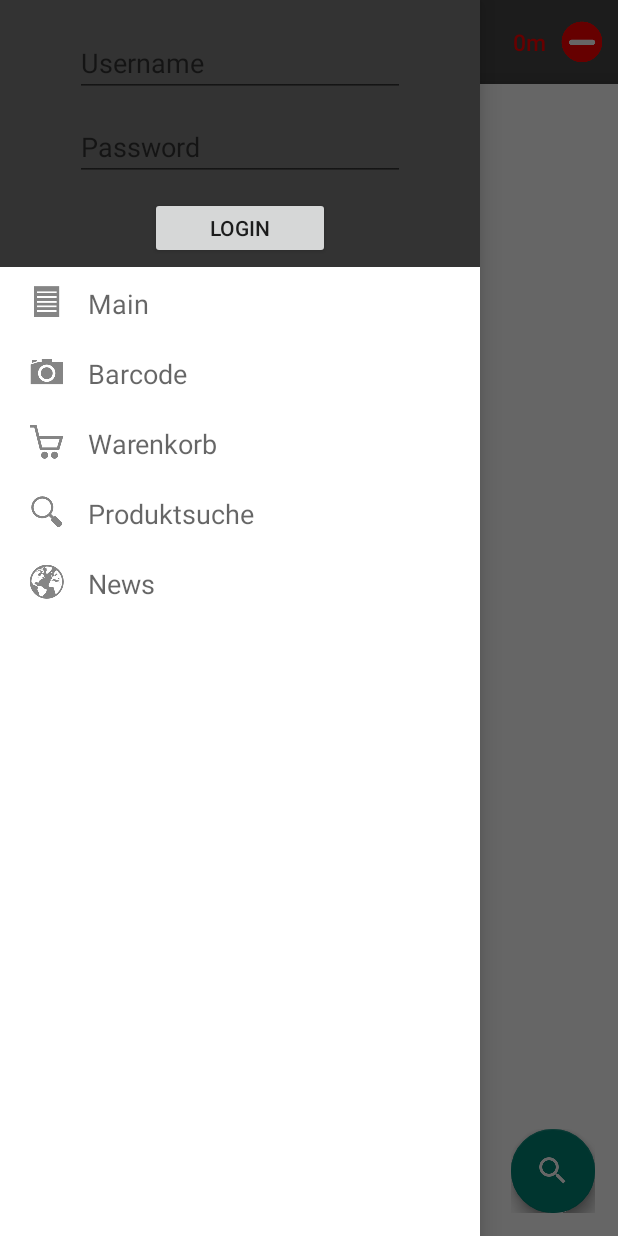
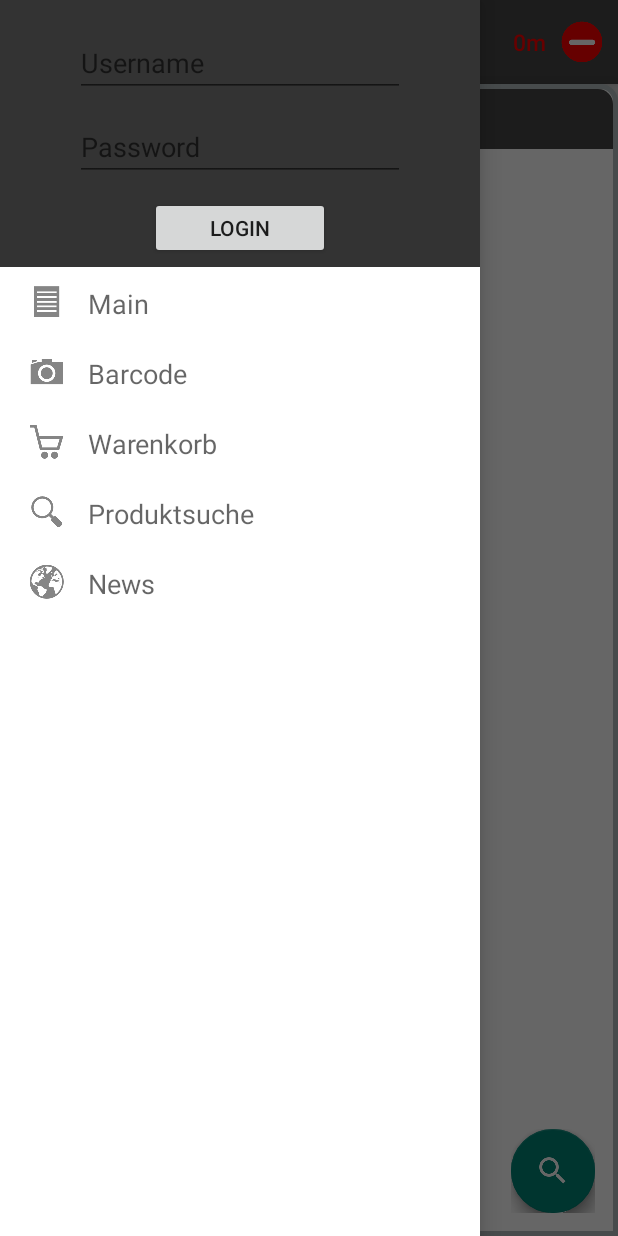
Before and after one commit to FAU-Inf2/fablab-android, an Android app: the CartActivity screen opened directly, with no data from a screen before it, with the side drawer open, on a phone screen of 412 x 824 dp. Run offline under Robolectric (Android 15) with nearby library versions, the phone set to English and light mode, and no system bars; libraries missing offline, so code that uses them is left out: com.github.brnunes.swipeablerecyclerview, com.github.clans.fab, com.j256.ormlite, com.sothree.slidinguppanel, com.squareup.okhttp and 2 more; plain views replace FloatingActionButton, FloatingActionMenu; 16 statements that could not run were skipped.

Commit message:
Showing total price when slidinguppanel is closed; adapted maximum panel height when slidinguppanel is opened, limited DragView to the top of the slidinguppanel

```diff
--- a/app/src/main/java/de/fau/cs/mad/fablab/android/cart/Cart.java
+++ b/app/src/main/java/de/fau/cs/mad/fablab/android/cart/Cart.java
@@ -2,8 +2,11 @@ package de.fau.cs.mad.fablab.android.cart;
 
 import android.app.Dialog;
 import android.content.Context;
+import android.graphics.Color;
+import android.graphics.drawable.Drawable;
 import android.support.v7.widget.LinearLayoutManager;
 import android.support.v7.widget.RecyclerView;
+import android.text.Html;
 import android.util.Log;
 import android.view.View;
 import android.widget.Button;
@@ -71,7 +74,7 @@ public enum Cart {
                                     adapter.notifyItemRemoved(position);
                                 }
                                 adapter.notifyDataSetChanged();
-                                refreshTotalPrice();
+                                refresh();
                             }
 
                             @Override
@@ -81,7 +84,7 @@ public enum Cart {
                                     adapter.notifyItemRemoved(position);
                                 }
                                 adapter.notifyDataSetChanged();
-                                refreshTotalPrice();
+                                refresh();
                             }
                         });
 
@@ -90,12 +93,7 @@ public enum Cart {
         // Set up listeners to be able to change the quantity for a product in the cart (popup)
         cart_rv.addOnItemTouchListener(new RecyclerItemClickListener(context, cart_rv, new RecyclerItemClickListener.OnItemClickListener() {
             @Override
-            public void onItemClick(View view, int position) {
-                Toast.makeText(context, R.string.cart_entry_popup_info, Toast.LENGTH_SHORT).show();
-            }
-            @Override
-            public void onItemLongClick(View view, final int position)
-            {
+            public void onItemClick(View view, final int position) {
                 dialog = new Dialog(context);
                 dialog.setContentView(R.layout.cart_entry_dialog);
                 dialog.setTitle(R.string.cart_entry_popup_title);
@@ -140,7 +138,7 @@ public enum Cart {
                             Cart.MYCART.updateEntry(products.get(position));
                             adapter.notifyItemChanged(position);
                         }
-                        refreshTotalPrice();
+                        refresh();
                         dialog.dismiss();
                     }
                 });
@@ -148,12 +146,17 @@ public enum Cart {
                 // open popup
                 dialog.show();
             }
+            @Override
+            public void onItemLongClick(View view, final int position)
+            {
+
+            }
 
         }));
 
 
         // set total price
-        refreshTotalPrice();
+        refresh();
 
         // Basket empty?
         if(products.size() == 0){
@@ -163,40 +166,58 @@ public enum Cart {
         // Set up Sliding up Panel
         if(slidingUp) {
             mLayout = (SlidingUpPanelLayout) view.findViewById(R.id.sliding_layout);
+
+            // only the top should be draggable
+            mLayout.setDragView(view.findViewById(R.id.dragPart));
+
+
             mLayout.setPanelSlideListener(new SlidingUpPanelLayout.PanelSlideListener() {
                 @Override
                 public void onPanelSlide(View panel, float slideOffset) {
-                    Log.i("app", "onPanelSlide, offset " + slideOffset);
+                    View bg = view.findViewById(R.id.dragPart);
+                    Drawable background = bg.getBackground();
+                    background.setAlpha(255 - (int) (slideOffset*255));
+
+                    TextView cart_title_closed = (TextView) view.findViewById(R.id.cart_title_closed);
+                    cart_title_closed.setAlpha(1 - slideOffset);
+                    TextView cart_title_opened = (TextView) view.findViewById(R.id.cart_title_opened);
+                    cart_title_opened.setAlpha(slideOffset);
+                    TextView total_price_top = (TextView) view.findViewById(R.id.cart_total_price_preview);
+                    total_price_top.setAlpha(1 - slideOffset);
                 }
 
                 @Override
                 public void onPanelExpanded(View panel) {
-                    Log.i("app", "onPanelExpanded");
+                    //Log.i("app", "onPanelExpanded");
 
                 }
 
                 @Override
                 public void onPanelCollapsed(View panel) {
-                    Log.i("app", "onPanelCollapsed");
+                    //Log.i("app", "onPanelCollapsed");
                 }
 
                 @Override
                 public void onPanelAnchored(View panel) {
-                    Log.i("app", "onPanelAnchored");
+                   //Log.i("app", "onPanelAnchored");
                 }
 
                 @Override
                 public void onPanelHidden(View panel) {
-                    Log.i("app", "onPanelHidden");
+                    //Log.i("app", "onPanelHidden");
                 }
             });
         }
     }
 
-    // refresh TextView of the total price
-    private void refreshTotalPrice(){
+    // refresh TextView of the total price and #items in cart
+    private void refresh(){
         TextView total_price = (TextView) view.findViewById(R.id.cart_total_price);
         total_price.setText(Cart.MYCART.totalPrice() + " €");
+        String base = " <b>" + products.size() + " Artikel" +
+                "&nbsp;&nbsp;&nbsp;&nbsp;&nbsp;|&nbsp;&nbsp;&nbsp;&nbsp;&nbsp;" + Cart.MYCART.totalPrice() + " €</b>";
+        TextView total_price_top = (TextView) view.findViewById(R.id.cart_total_price_preview);
+        total_price_top.setText(Html.fromHtml(base));
     }
 
     // returns all existing products of the cart
@@ -211,7 +232,7 @@ public enum Cart {
                 temp.setAmount(entry.getAmount());
                 dao.update(temp);
                 adapter.notifyDataSetChanged();
-                refreshTotalPrice();
+                refresh();
             }
         }
     }
@@ -223,7 +244,7 @@ public enum Cart {
                 dao.delete(entry);
                 products.remove(i);
                 adapter.notifyDataSetChanged();
-                refreshTotalPrice();
+                refresh();
                 return true;
             }
         }
@@ -244,7 +265,7 @@ public enum Cart {
                 temp.setAmount(temp.getAmount() + 1);
                 dao.update(temp);
                 adapter.notifyDataSetChanged();
-                refreshTotalPrice();
+                refresh();
                 return;
             }
         }
@@ -254,7 +275,7 @@ public enum Cart {
         dao.create(new_entry);
         products.add(new_entry);
         adapter.notifyDataSetChanged();
-        refreshTotalPrice();
+        refresh();
     }
 
     // return total price
--- a/app/src/main/java/de/fau/cs/mad/fablab/android/productsearch/ProductSearchActivity.java
+++ b/app/src/main/java/de/fau/cs/mad/fablab/android/productsearch/ProductSearchActivity.java
@@ -7,6 +7,8 @@ import android.os.Bundle;
 import android.support.v7.app.ActionBarActivity;
 import android.support.v7.widget.LinearLayoutManager;
 import android.support.v7.widget.RecyclerView;
+import android.support.v7.widget.Toolbar;
+import android.util.Log;
 import android.view.Menu;
 import android.view.MenuItem;
 import android.view.View;
--- a/app/src/main/res/values/color.xml
+++ b/app/src/main/res/values/color.xml
@@ -9,4 +9,7 @@
     <color name="cardImportant">#FF0000</color>
     <color name="AppbarColorClosed">#FF0000</color>
     <color name="AppbarColorOpened">#62DF25</color>
+    <color name="slidingUpPanelStroke">#B1BCBE</color>
+    <color name="slidingUpPanel_bg">#FFFFFF</color>
+    <color name="slidingUpPanel_cart_text">#000000</color>
 </resources>
```
Also changed, not shown: app/src/main/res/drawable-mdpi/slidinguppanel_bg.xml (added, +14 -0 lines), app/src/main/res/drawable-mdpi/slidinguppanel_drag_bg.xml (added, +11 -0 lines), app/src/main/res/layout/activity_product_search.xml (+11 -6 lines), app/src/main/res/layout/cart.xml (+56 -23 lines), app/src/main/res/values/dimens.xml (+19 -0 lines).
